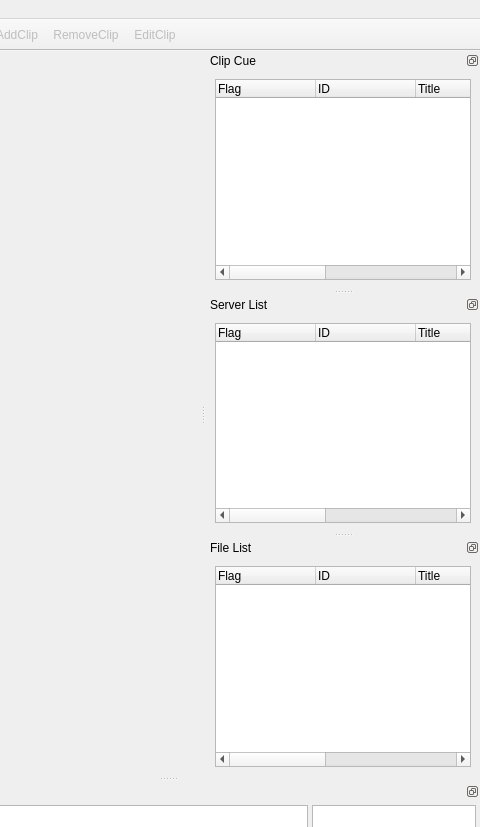
Qt form resources/mainwindow_docks.ui (jiakeliu/Cobra) before a commit; both pictures show x 145 to 625 and y 0 to 827 of the 625 by 1089 pixel window.
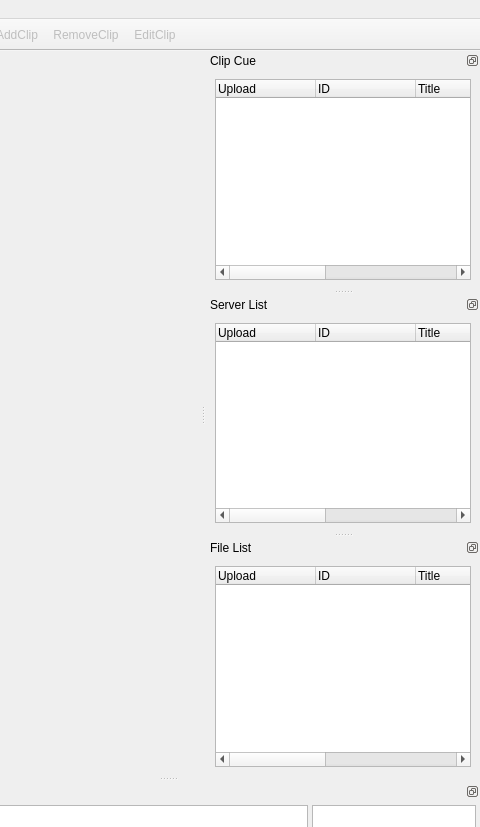
The same form after that commit. The open tabs and pages were chosen to show the change. Icons and pictures are not drawn. Custom widgets are drawn as their Qt base class.

Commit message: Hid upload column for server list

Patch:
```diff
--- a/resources/mainwindow_docks.ui
+++ b/resources/mainwindow_docks.ui
@@ -275,7 +275,7 @@
        </property>
        <column>
         <property name="text">
-         <string>Flag</string>
+         <string>Upload</string>
         </property>
        </column>
        <column>
@@ -348,7 +348,7 @@
        </property>
        <column>
         <property name="text">
-         <string>Flag</string>
+         <string>Upload</string>
         </property>
        </column>
        <column>
@@ -421,7 +421,7 @@
        </property>
        <column>
         <property name="text">
-         <string>Flag</string>
+         <string>Upload</string>
         </property>
        </column>
        <column>
```
Left out of the diff: 9 changed lines with no effect on the pictures. The commit also changes 1 other file.
